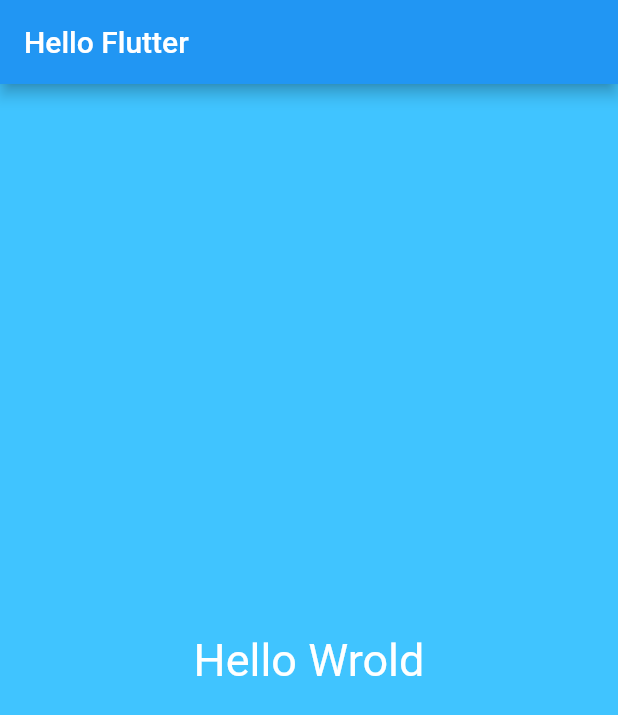
After one commit to alMohamady/flutter_app, a Flutter app: the screen it shows after launch, on a phone screen of 412 x 824 dp. The commit adds this screen. Shown: the top 715 px of the screen. Run offline on Flutter 3.47's test engine with Material 2 defaults, Android fonts, the phone set to English and light mode, and no system bars.

Commit message:
Create first screen

```diff
--- /dev/null
+++ b/lib/layouts/home_screen.dart
@@ -0,0 +1,20 @@
+import 'package:flutter/material.dart';
+
+
+class HomeScreen extends StatelessWidget {
+
+  @override
+  Widget build(BuildContext context) {
+    // TODO: implement build
+    return Material(
+        color: Colors.lightBlueAccent,
+        child: Center(
+            child: Text(
+                "Hello Wrold",
+                textDirection: TextDirection.ltr,
+                style: TextStyle(color: Colors.white, fontSize: 30)
+            )
+        )
+    );
+  }
+}
--- a/lib/main.dart
+++ b/lib/main.dart
@@ -1,4 +1,5 @@
 import 'package:flutter/material.dart';
+import 'layouts/home_screen.dart';
 
 
 void main() => runApp(MyFlutterApp());
@@ -10,21 +11,13 @@ class MyFlutterApp extends StatelessWidget{
   Widget build(BuildContext context) {
     // TODO: implement build
     return  MaterialApp(
+        debugShowCheckedModeBanner: false,
         title: "First App",
         home: Scaffold(
             appBar: AppBar(
                 title: Text("Hello Flutter")
             ),
-            body: Material(
-                color: Colors.lightBlueAccent,
-                child: Center(
-                    child: Text(
-                        "Hello Wrold",
-                        textDirection: TextDirection.ltr,
-                        style: TextStyle(color: Colors.white, fontSize: 30)
-                    )
-                )
-            )
+            body: HomeScreen()
         )
     );
   }
```
